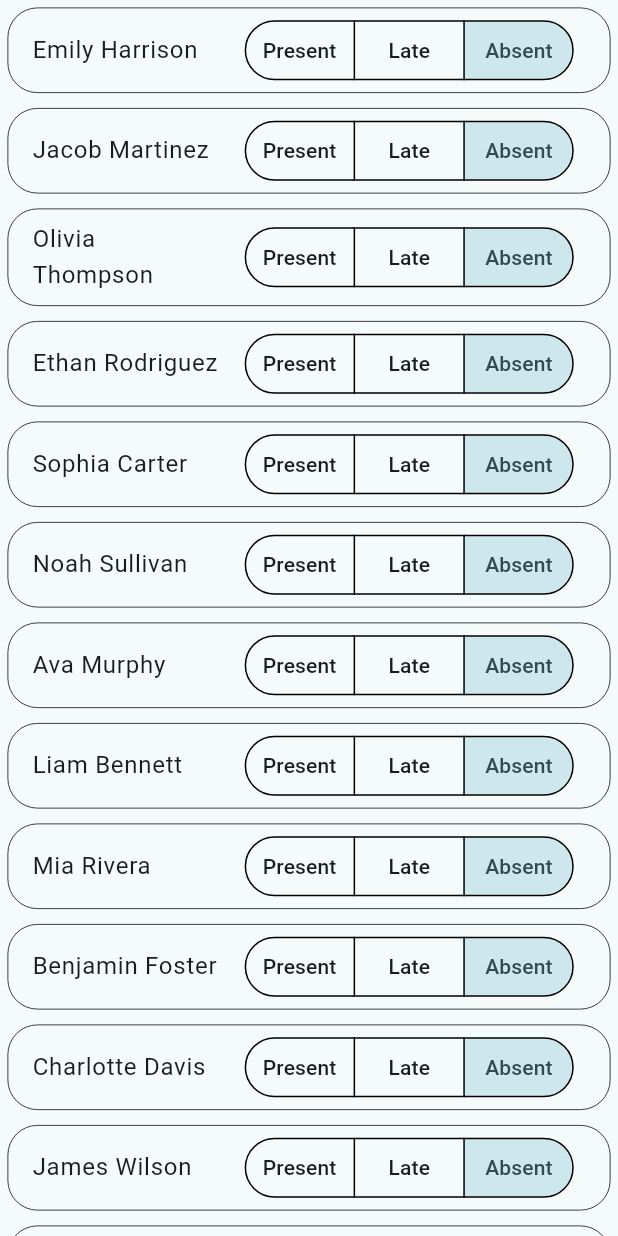
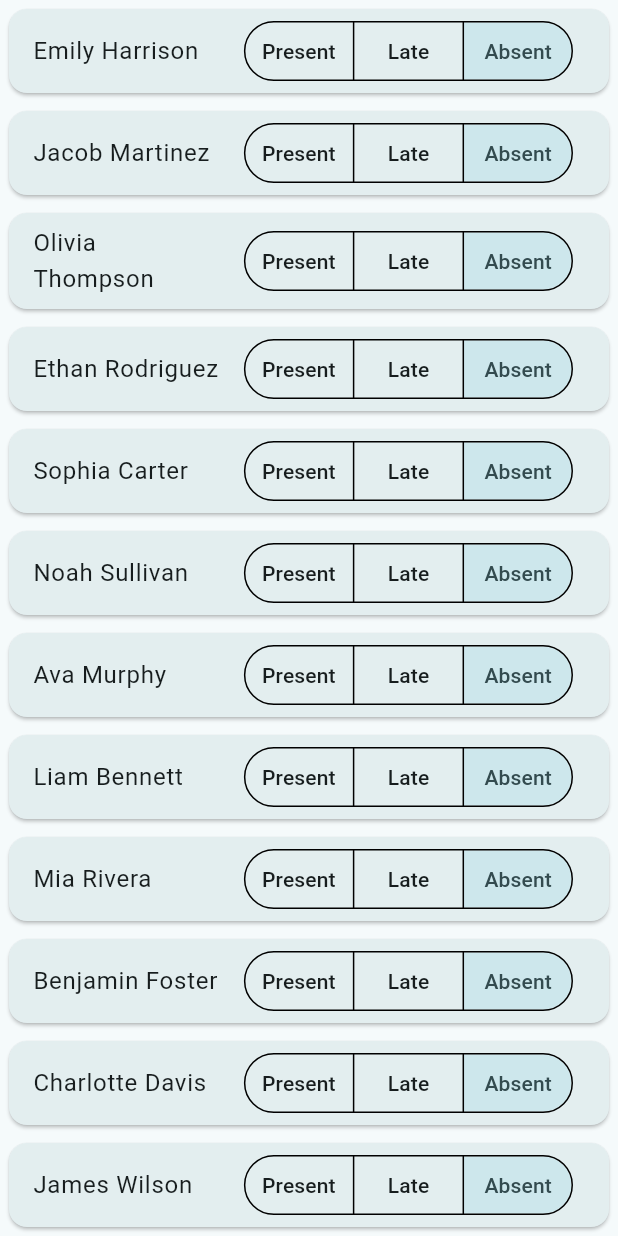
Before and after one commit to lachlk/school_role, a Flutter app: the StudentList screen opened directly, on a phone screen of 412 x 824 dp. Run offline on Flutter 3.47's test engine with Material 3 defaults, Android fonts, the phone set to English and light mode, and no system bars; drawn by our look-alikes of dynamic_color; our stand-ins replace firebase_auth, firebase_core; missing offline and left inert: firebase_ui_auth; accounts and stored records are empty; generated files the repository leaves out were written again.

Commit message:
Put list tiles into a card for themeing

```diff
--- a/lib/pages/presence_page.dart
+++ b/lib/pages/presence_page.dart
@@ -1,4 +1,7 @@
+import 'package:dynamic_color/dynamic_color.dart';
 import 'package:flutter/material.dart';
+// ignore: unused_import
+import 'package:school_role/main.dart';
 
 class StudentList extends StatefulWidget {
   const StudentList({super.key}); // Student list widget
@@ -32,20 +35,20 @@ class _StudentListState extends State<StudentList> {
     ];
 
     return Scaffold(
-        body: ListView(children: <Widget>[
+      body: ListView(children: <Widget>[
       for (var student in students)
         Padding(
-          padding: const EdgeInsets.all(5.0),
-          child: ListTile(
-            shape: RoundedRectangleBorder(
-              side: BorderSide(
-                  color: Theme.of(context).colorScheme.outline, width: 0.5),
-              borderRadius: BorderRadius.circular(20),
-            ),
-            title: Text(student), // Display student name
-            trailing: const PresenceSelector(), // Dislay presence selector
-          ),
-        )
+            padding: const EdgeInsets.all(2.0),
+            child: Card(
+              surfaceTintColor: Theme.of(context)
+                  .colorScheme
+                  .primary
+                  .harmonizeWith(Colors.white),
+              child: ListTile(
+                title: Text(student), // Display student name
+                trailing: const PresenceSelector(), // Dislay presence selector
+              ),
+            ))
     ]));
   }
 }
@@ -72,6 +75,7 @@ class _PresenceSelectorState extends State<PresenceSelector> {
         ButtonSegment<Presence>(
           value: Presence.present,
           label: Text('Present'),
+
         ),
         ButtonSegment<Presence>(
           value: Presence.late,
```
